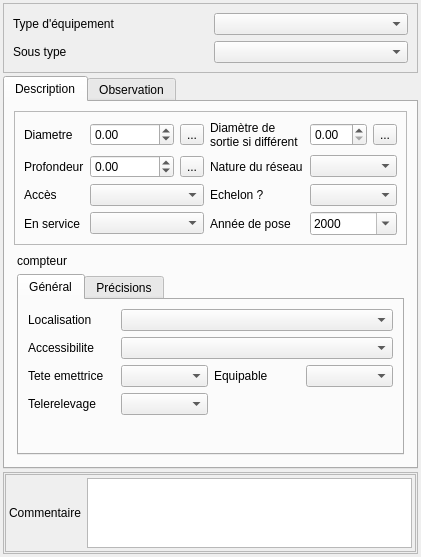
This is Lamia/toolprepro/base2_eaupotable/lamiabaseeaupotable_equipement_tool_ui.ui in Artelia/Lamia as Qt 5 draws it before an edit. The edited form follows.
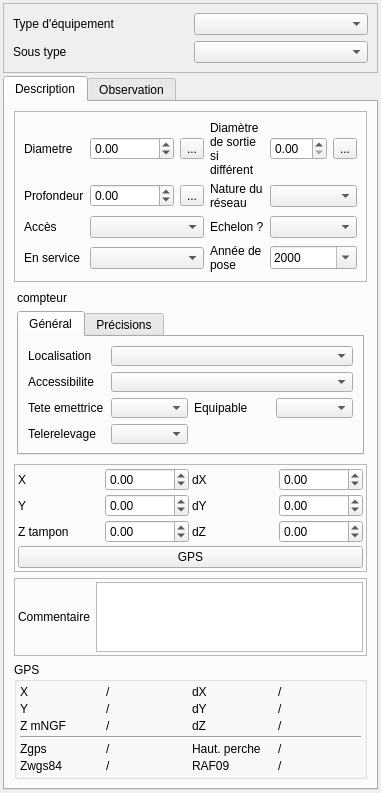
This is the edited form. The open tabs and pages were chosen to show the change.

```diff
--- a/Lamia/toolprepro/base2_eaupotable/lamiabaseeaupotable_equipement_tool_ui.ui
+++ b/Lamia/toolprepro/base2_eaupotable/lamiabaseeaupotable_equipement_tool_ui.ui
@@ -6,8 +6,8 @@
    <rect>
     <x>0</x>
     <y>0</y>
-    <width>421</width>
-    <height>528</height>
+    <width>359</width>
+    <height>742</height>
    </rect>
   </property>
   <property name="windowTitle">
@@ -644,7 +644,7 @@
                <item row="3" column="1">
                 <widget class="QComboBox" name="comboBox_telerelevage"/>
                </item>
-               <item row="4" column="1">
+               <item row="5" column="1">
                 <spacer name="verticalSpacer_6">
                  <property name="orientation">
                   <enum>Qt::Vertical</enum>
@@ -943,6 +943,357 @@
          </widget>
         </widget>
        </item>
+       <item>
+        <widget class="QFrame" name="frame_5">
+         <property name="frameShape">
+          <enum>QFrame::StyledPanel</enum>
+         </property>
+         <property name="frameShadow">
+          <enum>QFrame::Raised</enum>
+         </property>
+         <layout class="QGridLayout" name="gridLayout_18">
+          <property name="leftMargin">
+           <number>3</number>
+          </property>
+          <property name="topMargin">
+           <number>3</number>
+          </property>
+          <property name="rightMargin">
+           <number>3</number>
+          </property>
+          <property name="bottomMargin">
+           <number>3</number>
+          </property>
+          <property name="spacing">
+           <number>3</number>
+          </property>
+          <item row="2" column="1">
+           <widget class="QDoubleSpinBox" name="doubleSpinBox_Z">
+            <property name="minimum">
+             <double>-99.000000000000000</double>
+            </property>
+            <property name="maximum">
+             <double>99999999.000000000000000</double>
+            </property>
+           </widget>
+          </item>
+          <item row="1" column="1">
+           <widget class="QDoubleSpinBox" name="doubleSpinBox_Y">
+            <property name="minimum">
+             <double>-99.000000000000000</double>
+            </property>
+            <property name="maximum">
+             <double>99999999.000000000000000</double>
+            </property>
+           </widget>
+          </item>
+          <item row="2" column="3">
+           <widget class="QDoubleSpinBox" name="doubleSpinBox_dZ">
+            <property name="minimum">
+             <double>-1.000000000000000</double>
+            </property>
+            <property name="maximum">
+             <double>999.000000000000000</double>
+            </property>
+           </widget>
+          </item>
+          <item row="1" column="0">
+           <widget class="QLabel" name="label_55">
+            <property name="text">
+             <string>Y</string>
+            </property>
+           </widget>
+          </item>
+          <item row="2" column="0">
+           <widget class="QLabel" name="label_56">
+            <property name="text">
+             <string>Z tampon</string>
+            </property>
+           </widget>
+          </item>
+          <item row="1" column="3">
+           <widget class="QDoubleSpinBox" name="doubleSpinBox_dY">
+            <property name="minimum">
+             <double>-1.000000000000000</double>
+            </property>
+            <property name="maximum">
+             <double>999.000000000000000</double>
+            </property>
+           </widget>
+          </item>
+          <item row="0" column="0">
+           <widget class="QLabel" name="label_57">
+            <property name="text">
+             <string>X</string>
+            </property>
+           </widget>
+          </item>
+          <item row="0" column="3">
+           <widget class="QDoubleSpinBox" name="doubleSpinBox_dX">
+            <property name="minimum">
+             <double>-1.000000000000000</double>
+            </property>
+            <property name="maximum">
+             <double>999.000000000000000</double>
+            </property>
+           </widget>
+          </item>
+          <item row="0" column="1">
+           <widget class="QDoubleSpinBox" name="doubleSpinBox_X">
+            <property name="minimum">
+             <double>-99.000000000000000</double>
+            </property>
+            <property name="maximum">
+             <double>99999999.000000000000000</double>
+            </property>
+           </widget>
+          </item>
+          <item row="1" column="2">
+           <widget class="QLabel" name="label_58">
+            <property name="text">
+             <string>dY</string>
+            </property>
+           </widget>
+          </item>
+          <item row="0" column="2">
+           <widget class="QLabel" name="label_59">
+            <property name="text">
+             <string>dX</string>
+            </property>
+           </widget>
+          </item>
+          <item row="2" column="2">
+           <widget class="QLabel" name="label_60">
+            <property name="text">
+             <string>dZ</string>
+            </property>
+           </widget>
+          </item>
+          <item row="3" column="0" colspan="4">
+           <widget class="QPushButton" name="pushButton_getGPS">
+            <property name="text">
+             <string>GPS</string>
+            </property>
+           </widget>
+          </item>
+         </layout>
+        </widget>
+       </item>
+       <item>
+        <widget class="QFrame" name="frame_3">
+         <property name="frameShape">
+          <enum>QFrame::StyledPanel</enum>
+         </property>
+         <property name="frameShadow">
+          <enum>QFrame::Raised</enum>
+         </property>
+         <layout class="QGridLayout" name="gridLayout_3">
+          <property name="leftMargin">
+           <number>3</number>
+          </property>
+          <property name="topMargin">
+           <number>3</number>
+          </property>
+          <property name="rightMargin">
+           <number>3</number>
+          </property>
+          <property name="bottomMargin">
+           <number>3</number>
+          </property>
+          <item row="0" column="0">
+           <widget class="QLabel" name="label_9">
+            <property name="text">
+             <string>Commentaire</string>
+            </property>
+           </widget>
+          </item>
+          <item row="0" column="1">
+           <widget class="QTextBrowser" name="textBrowser_comm">
+            <property name="maximumSize">
+             <size>
+              <width>16777215</width>
+              <height>90</height>
+             </size>
+            </property>
+            <property name="readOnly">
+             <bool>false</bool>
+            </property>
+           </widget>
+          </item>
+         </layout>
+        </widget>
+       </item>
+       <item>
+        <widget class="QGroupBox" name="groupBox">
+         <property name="title">
+          <string>GPS</string>
+         </property>
+         <layout class="QGridLayout" name="gridLayout_19">
+          <property name="leftMargin">
+           <number>3</number>
+          </property>
+          <property name="topMargin">
+           <number>3</number>
+          </property>
+          <property name="rightMargin">
+           <number>3</number>
+          </property>
+          <property name="bottomMargin">
+           <number>3</number>
+          </property>
+          <property name="spacing">
+           <number>3</number>
+          </property>
+          <item row="4" column="1">
+           <widget class="QLabel" name="label_zgps">
+            <property name="text">
+             <string>/</string>
+            </property>
+           </widget>
+          </item>
+          <item row="5" column="3">
+           <widget class="QLabel" name="label_raf09">
+            <property name="text">
+             <string>/</string>
+            </property>
+           </widget>
+          </item>
+          <item row="5" column="2">
+           <widget class="QLabel" name="label_61">
+            <property name="text">
+             <string>RAF09</string>
+            </property>
+           </widget>
+          </item>
+          <item row="4" column="0">
+           <widget class="QLabel" name="label_62">
+            <property name="text">
+             <string>Zgps</string>
+            </property>
+           </widget>
+          </item>
+          <item row="5" column="1">
+           <widget class="QLabel" name="label_zwgs84">
+            <property name="text">
+             <string>/</string>
+            </property>
+           </widget>
+          </item>
+          <item row="5" column="0">
+           <widget class="QLabel" name="label_63">
+            <property name="text">
+             <string>Zwgs84</string>
+            </property>
+           </widget>
+          </item>
+          <item row="2" column="1">
+           <widget class="QLabel" name="label_Z">
+            <property name="text">
+             <string>/</string>
+            </property>
+           </widget>
+          </item>
+          <item row="1" column="0">
+           <widget class="QLabel" name="label_64">
+            <property name="text">
+             <string>Y</string>
+            </property>
+           </widget>
+          </item>
+          <item row="0" column="3">
+           <widget class="QLabel" name="label_dX">
+            <property name="text">
+             <string>/</string>
+            </property>
+           </widget>
+          </item>
+          <item row="0" column="2">
+           <widget class="QLabel" name="label_65">
+            <property name="text">
+             <string>dX</string>
+            </property>
+           </widget>
+          </item>
+          <item row="2" column="0">
+           <widget class="QLabel" name="label_66">
+            <property name="text">
+             <string>Z mNGF</string>
+            </property>
+           </widget>
+          </item>
+          <item row="1" column="2">
+           <widget class="QLabel" name="label_67">
+            <property name="text">
+             <string>dY</string>
+            </property>
+           </widget>
+          </item>
+          <item row="1" column="3">
+           <widget class="QLabel" name="label_dY">
+            <property name="text">
+             <string>/</string>
+            </property>
+           </widget>
+          </item>
+          <item row="1" column="1">
+           <widget class="QLabel" name="label_Y">
+            <property name="text">
+             <string>/</string>
+            </property>
+           </widget>
+          </item>
+          <item row="2" column="2">
+           <widget class="QLabel" name="label_68">
+            <property name="text">
+             <string>dZ</string>
+            </property>
+           </widget>
+          </item>
+          <item row="0" column="0">
+           <widget class="QLabel" name="label_69">
+            <property name="text">
+             <string>X</string>
+            </property>
+           </widget>
+          </item>
+          <item row="2" column="3">
+           <widget class="QLabel" name="label_dZ">
+            <property name="text">
+             <string>/</string>
+            </property>
+           </widget>
+          </item>
+          <item row="0" column="1">
+           <widget class="QLabel" name="label_X">
+            <property name="text">
+             <string>/</string>
+            </property>
+           </widget>
+          </item>
+          <item row="3" column="0" colspan="4">
+           <widget class="Line" name="line">
+            <property name="orientation">
+             <enum>Qt::Horizontal</enum>
+            </property>
+           </widget>
+          </item>
+          <item row="4" column="2">
+           <widget class="QLabel" name="label_70">
+            <property name="text">
+             <string>Haut. perche</string>
+            </property>
+           </widget>
+          </item>
+          <item row="4" column="3">
+           <widget class="QLabel" name="label_hautperche">
+            <property name="text">
+             <string>/</string>
+            </property>
+           </widget>
+          </item>
+         </layout>
+        </widget>
+       </item>
       </layout>
      </widget>
      <widget class="QWidget" name="tab_4">
@@ -954,64 +1305,17 @@
     </widget>
    </item>
    <item>
-    <widget class="QFrame" name="frame_2">
-     <property name="frameShape">
-      <enum>QFrame::StyledPanel</enum>
+    <spacer name="verticalSpacer">
+     <property name="orientation">
+      <enum>Qt::Vertical</enum>
      </property>
-     <property name="frameShadow">
-      <enum>QFrame::Raised</enum>
+     <property name="sizeHint" stdset="0">
+      <size>
+       <width>20</width>
+       <height>40</height>
+      </size>
      </property>
-     <layout class="QVBoxLayout" name="verticalLayout">
-      <property name="spacing">
-       <number>1</number>
-      </property>
-      <property name="margin">
-       <number>1</number>
-      </property>
-      <item>
-       <spacer name="verticalSpacer">
-        <property name="orientation">
-         <enum>Qt::Vertical</enum>
-        </property>
-        <property name="sizeHint" stdset="0">
-         <size>
-          <width>20</width>
-          <height>40</height>
-         </size>
-        </property>
-       </spacer>
-      </item>
-      <item>
-       <widget class="QFrame" name="frame_3">
-        <property name="frameShape">
-         <enum>QFrame::StyledPanel</enum>
-        </property>
-        <property name="frameShadow">
-         <enum>QFrame::Raised</enum>
-        </property>
-        <layout class="QGridLayout" name="gridLayout_3">
-         <property name="margin">
-          <number>3</number>
-         </property>
-         <item row="0" column="0">
-          <widget class="QLabel" name="label_9">
-           <property name="text">
-            <string>Commentaire</string>
-           </property>
-          </widget>
-         </item>
-         <item row="0" column="1">
-          <widget class="QTextBrowser" name="textBrowser_comm">
-           <property name="readOnly">
-            <bool>false</bool>
-           </property>
-          </widget>
-         </item>
-        </layout>
-       </widget>
-      </item>
-     </layout>
-    </widget>
+    </spacer>
    </item>
   </layout>
  </widget>
```
Left out of the diff: 140 changed lines with no effect on the pictures.
